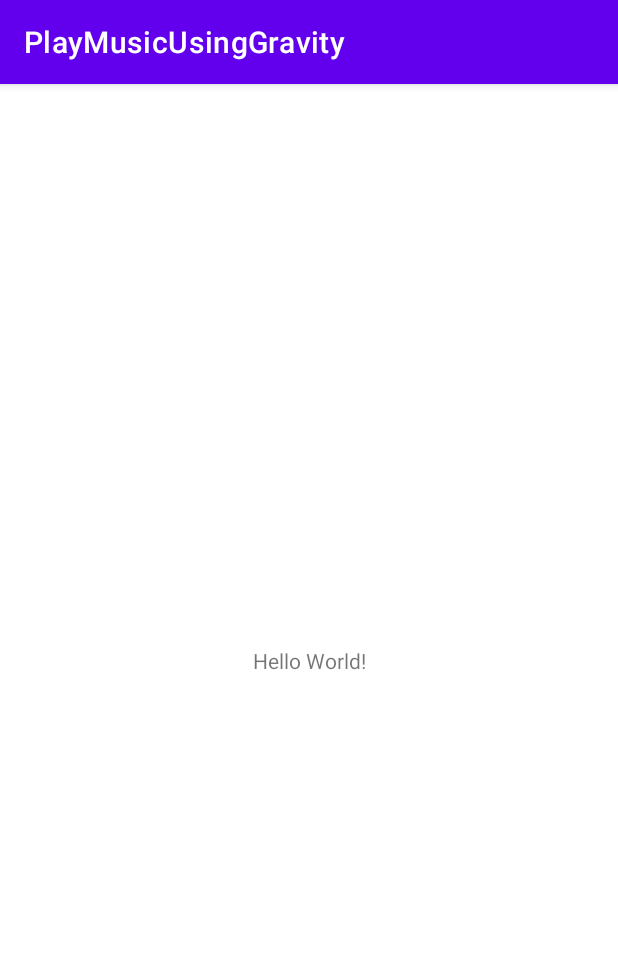
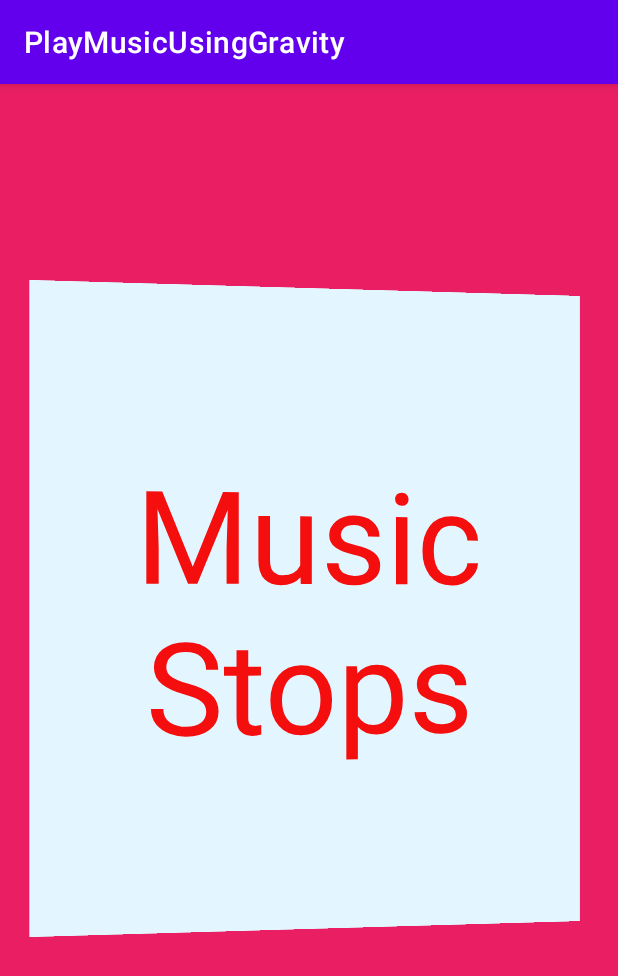
Before and after one commit to pragya-sharma11/PlayMusicUsingGravity, an Android app: the screen it shows after launch (MainActivity), on a phone screen of 412 x 824 dp. Shown: the top 976 px of the screen. Run offline under Robolectric (Android 15) with nearby library versions, the phone set to English and light mode, and no system bars.

Commit message:
make ui for app

```diff
--- a/app/src/main/res/layout/activity_main.xml
+++ b/app/src/main/res/layout/activity_main.xml
@@ -4,15 +4,29 @@
     xmlns:tools="http://schemas.android.com/tools"
     android:layout_width="match_parent"
     android:layout_height="match_parent"
+    android:background="#E91E63"
+    android:rotation="0"
+    android:rotationX="0"
+    android:rotationY="0"
     tools:context=".MainActivity">
 
     <TextView
-        android:layout_width="wrap_content"
-        android:layout_height="wrap_content"
-        android:text="Hello World!"
+        android:id="@+id/textView"
+        android:layout_width="367dp"
+        android:layout_height="427dp"
+        android:background="#E3F6FF"
+        android:gravity="center_horizontal|center_vertical"
+        android:rotation="0"
+        android:rotationX="0"
+        android:rotationY="3"
+        android:text="Music Stops"
+        android:textColor="#F50E0E"
+        android:textColorHighlight="#21B4F3"
+        android:textSize="85sp"
         app:layout_constraintBottom_toBottomOf="parent"
-        app:layout_constraintLeft_toLeftOf="parent"
-        app:layout_constraintRight_toRightOf="parent"
-        app:layout_constraintTop_toTopOf="parent" />
-
+        app:layout_constraintEnd_toEndOf="parent"
+        app:layout_constraintHorizontal_bias="0.53"
+        app:layout_constraintStart_toStartOf="parent"
+        app:layout_constraintTop_toTopOf="parent"
+        app:layout_constraintVertical_bias="0.4" />
 </androidx.constraintlayout.widget.ConstraintLayout>
```
